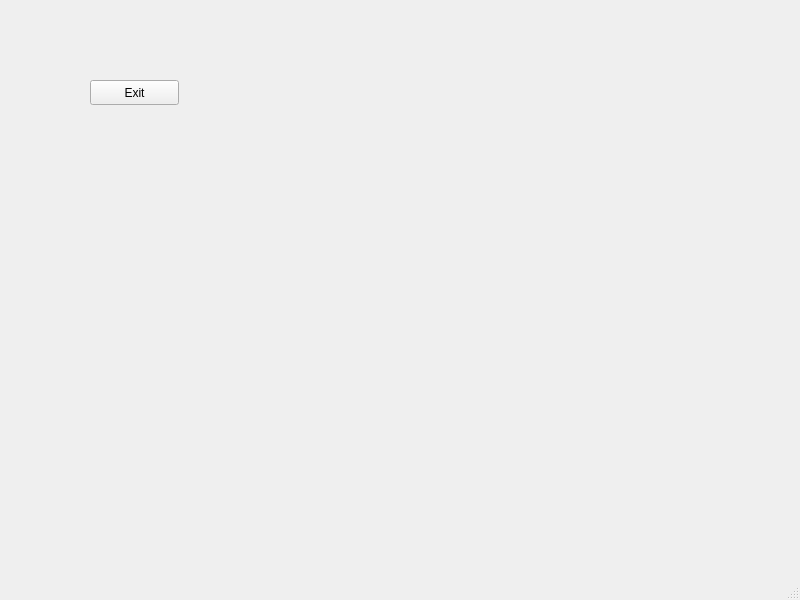
creeper12356/guide_software, file src/guide_software/mainpage.ui: the form before one commit.
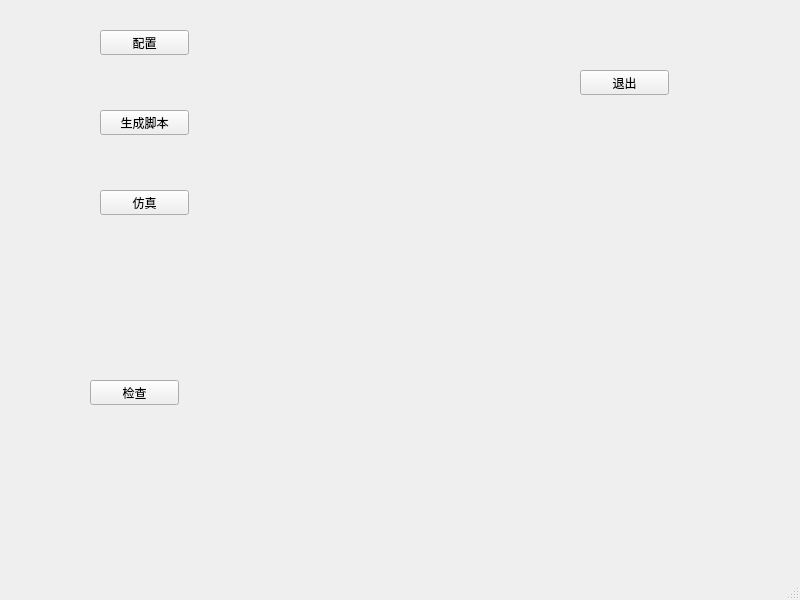
The form after the commit.

```diff
--- a/src/guide_software/mainpage.ui
+++ b/src/guide_software/mainpage.ui
@@ -17,14 +17,66 @@
    <widget class="QPushButton" name="exit_button">
     <property name="geometry">
      <rect>
+      <x>580</x>
+      <y>70</y>
+      <width>89</width>
+      <height>25</height>
+     </rect>
+    </property>
+    <property name="text">
+     <string>退出</string>
+    </property>
+   </widget>
+   <widget class="QPushButton" name="conf_button">
+    <property name="geometry">
+     <rect>
+      <x>100</x>
+      <y>30</y>
+      <width>89</width>
+      <height>25</height>
+     </rect>
+    </property>
+    <property name="text">
+     <string>配置</string>
+    </property>
+   </widget>
+   <widget class="QPushButton" name="gen_button">
+    <property name="geometry">
+     <rect>
+      <x>100</x>
+      <y>110</y>
+      <width>89</width>
+      <height>25</height>
+     </rect>
+    </property>
+    <property name="text">
+     <string>生成脚本</string>
+    </property>
+   </widget>
+   <widget class="QPushButton" name="sim_button">
+    <property name="geometry">
+     <rect>
+      <x>100</x>
+      <y>190</y>
+      <width>89</width>
+      <height>25</height>
+     </rect>
+    </property>
+    <property name="text">
+     <string>仿真</string>
+    </property>
+   </widget>
+   <widget class="QPushButton" name="check_button">
+    <property name="geometry">
+     <rect>
       <x>90</x>
-      <y>80</y>
+      <y>380</y>
       <width>89</width>
       <height>25</height>
      </rect>
     </property>
     <property name="text">
-     <string>Exit</string>
+     <string>检查</string>
     </property>
    </widget>
   </widget>
```
